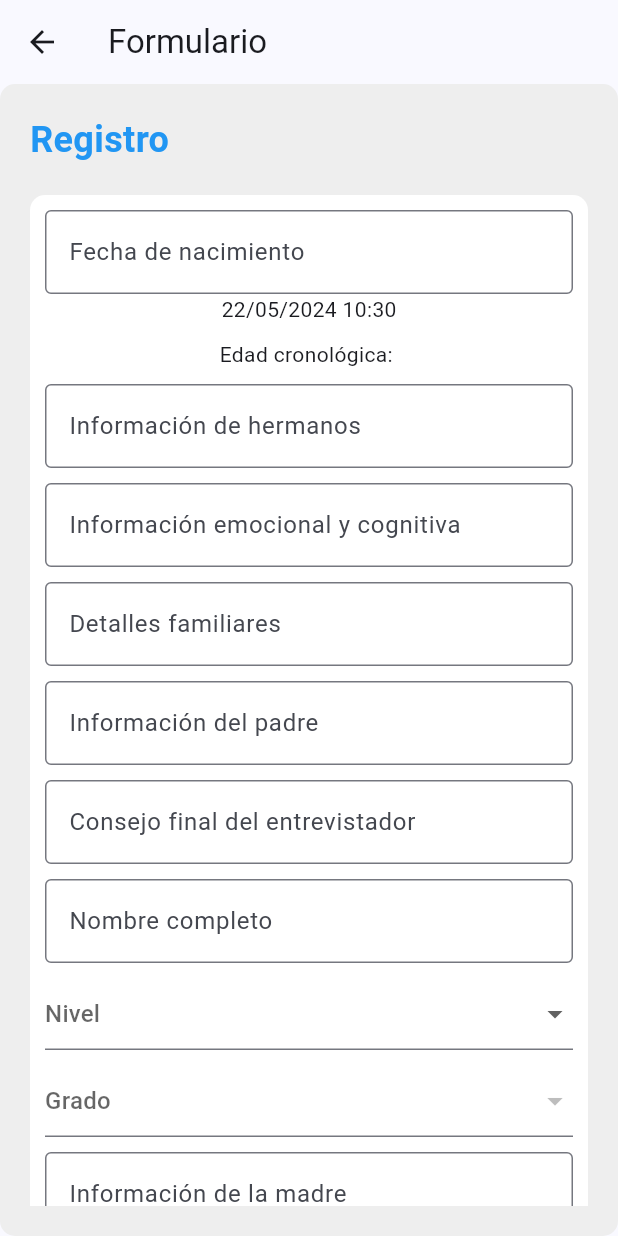
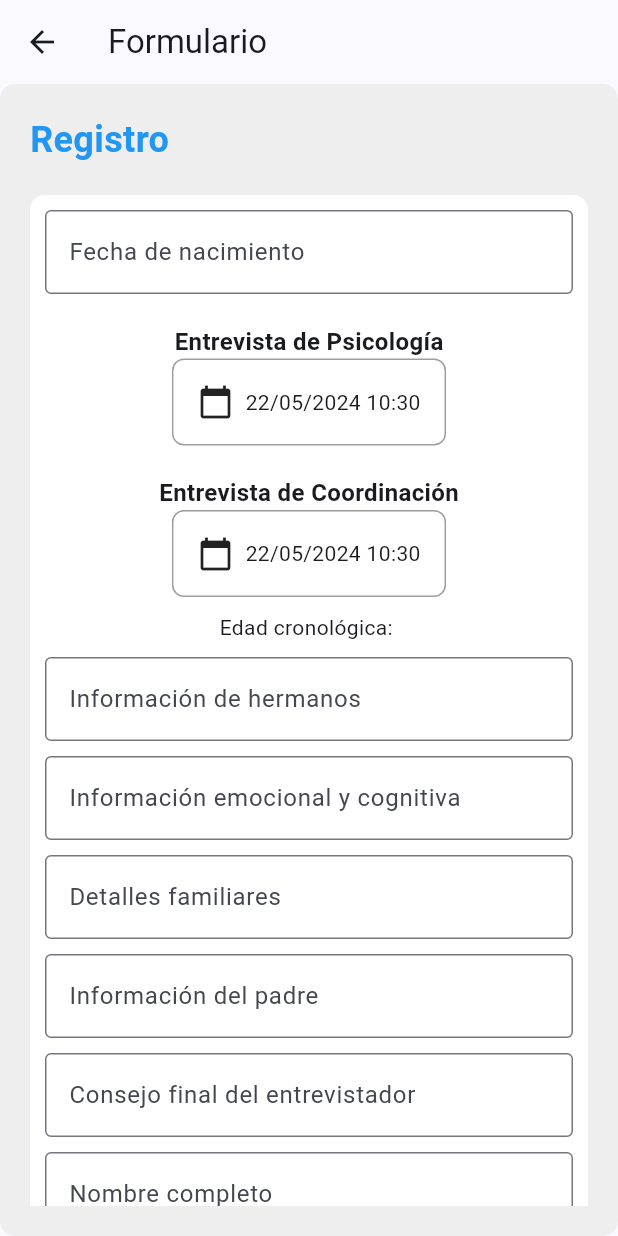
Before and after one commit to LucasUCBBA/PR-H23-IRLANDES-movil, a Flutter app: the RegisterReport screen opened by its route, on a phone screen of 412 x 824 dp. Run offline on Flutter 3.47's test engine with Material 3 defaults, Android fonts, the phone set to English and light mode, and no system bars; our stand-ins replace awesome_dialog, carousel_slider, cloud_firestore, data_table_2, file_picker, firebase_auth and 13 more; missing offline and left inert: dart:html; accounts and stored records are empty; generated files the repository leaves out were written again.

Commit message:
Update report_register.dart
Cambios realizados para agreagar los campos de entrevista para Coordinación

```diff
--- a/pr_h23_irlandes_web/lib/ui/pages/report_register.dart
+++ b/pr_h23_irlandes_web/lib/ui/pages/report_register.dart
@@ -46,11 +46,17 @@ class _RegisterReport extends State<RegisterReport> {
   late TextEditingController _observationsController;
   late TextEditingController _refCellphoneController;
   late TextEditingController _interviewHourController;
+  late TextEditingController _interviewHourCoordController;
+  late TextEditingController _ciController;
   late DateTime _selectedBirthDate = DateTime.now();
   late DateTime _selectedInterviewDate = DateTime.now();
   late String _cronologicalAge = '';
   late String _selectedInterviewHour = '';
   late String _defaultStatusReport;
+  late TextEditingController _emailController;
+  late DateTime _selectedCoordInterviewDate = DateTime.now();
+  late String _selectedCoordInterviewHour = '';
+  late String _ci = '';
   String? selectedLevel;
   String? selectedGrade;
   List<String> gradeOptions = [];
@@ -74,6 +80,9 @@ class _RegisterReport extends State<RegisterReport> {
     _interviewHourController = TextEditingController();
     _selectedInterviewHour = '';
     _defaultStatusReport = 'Psicologia';
+    _emailController = TextEditingController();
+    _interviewHourCoordController = TextEditingController();
+    _ciController = TextEditingController();
   }
 
   @override
@@ -91,6 +100,10 @@ class _RegisterReport extends State<RegisterReport> {
     _observationsController.dispose();
     _refCellphoneController.dispose();
     _interviewHourController.dispose();
+    _emailController.dispose();
+    _interviewHourCoordController.dispose();
+    _ciController.dispose();
+    super.dispose();
 
     super.dispose();
   }
@@ -109,11 +122,17 @@ class _RegisterReport extends State<RegisterReport> {
   if (_formKey.currentState!.validate()) {
     // Construir el modelo de informe
     DateTime interviewDateTimestamp = _selectedInterviewDate;
+    DateTime interviewDateCoordTimestamp = _selectedCoordInterviewDate;
+
 
       ReportModel report = ReportModel(
         fullname: _fullnameController.text,
         interview_date: interviewDateTimestamp,
         interview_hour: _selectedInterviewHour,
+        interview_date_coord: interviewDateCoordTimestamp,
+        interview_hour_coord: _selectedCoordInterviewHour,
+        ci: _ciController.text,
+        email: _emailController.text,
         birth_day: _selectedBirthDate,
         cronological_age: _cronologicalAge,
         familiar_details: _familiarDetailsController.text,
@@ -141,6 +160,7 @@ class _RegisterReport extends State<RegisterReport> {
       setState(() {
         _selectedBirthDate = DateTime.now();
         _selectedInterviewDate = DateTime.now();
+        _selectedCoordInterviewDate = DateTime.now();
         _cronologicalAge = '';
         selectedLevel = null;
         selectedGrade = null;
@@ -218,7 +238,15 @@ class _RegisterReport extends State<RegisterReport> {
                           }
                         },
                       ),
-                      GestureDetector(
+                      const SizedBox(height: 20.0),
+                    const Text(
+                      'Entrevista de Psicología',
+                      style: TextStyle(
+                        fontWeight: FontWeight.bold,
+                        fontSize: 16.0,
+                      ),
+                    ),
+                    InkWell(
                       onTap: () async {
                         final selectedDateTime = await showDatePicker(
                           context: context,
@@ -230,7 +258,8 @@ class _RegisterReport extends State<RegisterReport> {
                         if (selectedDateTime != null) {
                           final selectedTime = await showTimePicker(
                             context: context,
-                              initialTime: TimeOfDay.fromDateTime(_selectedInterviewDate ?? DateTime.now()),
+                            initialTime: TimeOfDay.fromDateTime(
+                                _selectedInterviewDate ?? DateTime.now()),
                           );
 
                           if (selectedTime != null) {
@@ -242,14 +271,90 @@ class _RegisterReport extends State<RegisterReport> {
                                 selectedTime.hour,
                                 selectedTime.minute,
                               );
-                                _selectedInterviewHour = '${selectedTime.hour}:${selectedTime.minute.toString().padLeft(2, '0')}';
+                              _selectedInterviewHour =
+                                  '${selectedTime.hour}:${selectedTime.minute.toString().padLeft(2, '0')}';
                             });
                           }
                         }
                       },
-                        child: _selectedInterviewDate != null
-                          ? Text('${DateFormat('dd/MM/yyyy HH:mm').format(_selectedInterviewDate!)}')
-                          : const Text('Seleccionar fecha y hora de la entrevista'),
+                      child: Container(
+                        padding: const EdgeInsets.all(16.0),
+                        decoration: BoxDecoration(
+                          border: Border.all(color: Colors.grey),
+                          borderRadius: BorderRadius.circular(8.0),
+                        ),
+                        child: Row(
+                          mainAxisSize: MainAxisSize.min,
+                          children: [
+                            const Icon(Icons.calendar_today),
+                            const SizedBox(width: 8.0),
+                            Text(
+                              _selectedInterviewDate != null
+                                  ? DateFormat('dd/MM/yyyy HH:mm').format(_selectedInterviewDate!)
+                                  : 'Seleccionar fecha y hora',
+                            ),
+                          ],
+                        ),
+                      ),
+                    ),
+                    const SizedBox(height: 20.0),
+                    const Text(
+                      'Entrevista de Coordinación',
+                      style: TextStyle(
+                        fontWeight: FontWeight.bold,
+                        fontSize: 16.0,
+                      ),
+                    ),
+                    InkWell(
+                      onTap: () async {
+                        final selectedDateTime = await showDatePicker(
+                          context: context,
+                          initialDate: _selectedCoordInterviewDate ?? DateTime.now(),
+                          firstDate: DateTime.now(),
+                          lastDate: DateTime(2100),
+                        );
+
+                        if (selectedDateTime != null) {
+                          final selectedTime = await showTimePicker(
+                            context: context,
+                            initialTime: TimeOfDay.fromDateTime(
+                                _selectedCoordInterviewDate ?? DateTime.now()),
+                          );
+
+                          if (selectedTime != null) {
+                            setState(() {
+                              _selectedCoordInterviewDate = DateTime(
+                                selectedDateTime.year,
+                                selectedDateTime.month,
+                                selectedDateTime.day,
+                                selectedTime.hour,
+                                selectedTime.minute,
+                              );
+                              _selectedCoordInterviewHour =
+                                  '${selectedTime.hour}:${selectedTime.minute.toString().padLeft(2, '0')}';
+                            });
+                          }
+                        }
+                      },
+                      child: Container(
+                        padding: const EdgeInsets.all(16.0),
+                        decoration: BoxDecoration(
+                          border: Border.all(color: Colors.grey),
+                          borderRadius: BorderRadius.circular(8.0),
+                        ),
+                        child: Row(
+                          mainAxisSize: MainAxisSize.min,
+                          children: [
+                            const Icon(Icons.calendar_today),
+                            const SizedBox(width: 8.0),
+                            Text(
+                              _selectedCoordInterviewDate != null
+                                  ? DateFormat('dd/MM/yyyy HH:mm').format(_selectedCoordInterviewDate!)
+                                  : 'Seleccionar fecha y hora',
+                            ),
+                          ],
+                        ),
+                      ),
                     ),
                       SizedBox(height: 10.0),
                       Text('Edad cronológica: $_cronologicalAge'),
@@ -303,6 +408,24 @@ class _RegisterReport extends State<RegisterReport> {
                         controller: _fullnameController,
                         decoration: InputDecoration(
                           labelText: 'Nombre completo',
+                          border: OutlineInputBorder(),
+                        ),
+                        maxLines: null,
+                      ),
+                      SizedBox(height: 10.0),
+                      TextField(
+                        controller: _ciController,
+                        decoration: InputDecoration(
+                          labelText: 'Carnet de Identidad',
+                          border: OutlineInputBorder(),
+                        ),
+                        maxLines: null,
+                      ),
+                      SizedBox(height: 10.0),
+                      TextField(
+                        controller: _emailController,
+                        decoration: InputDecoration(
+                          labelText: 'Correo Electrónico',
                           border: OutlineInputBorder(),
                         ),
                         maxLines: null,
```
Lines whose indentation alone changed are shown as unchanged.
